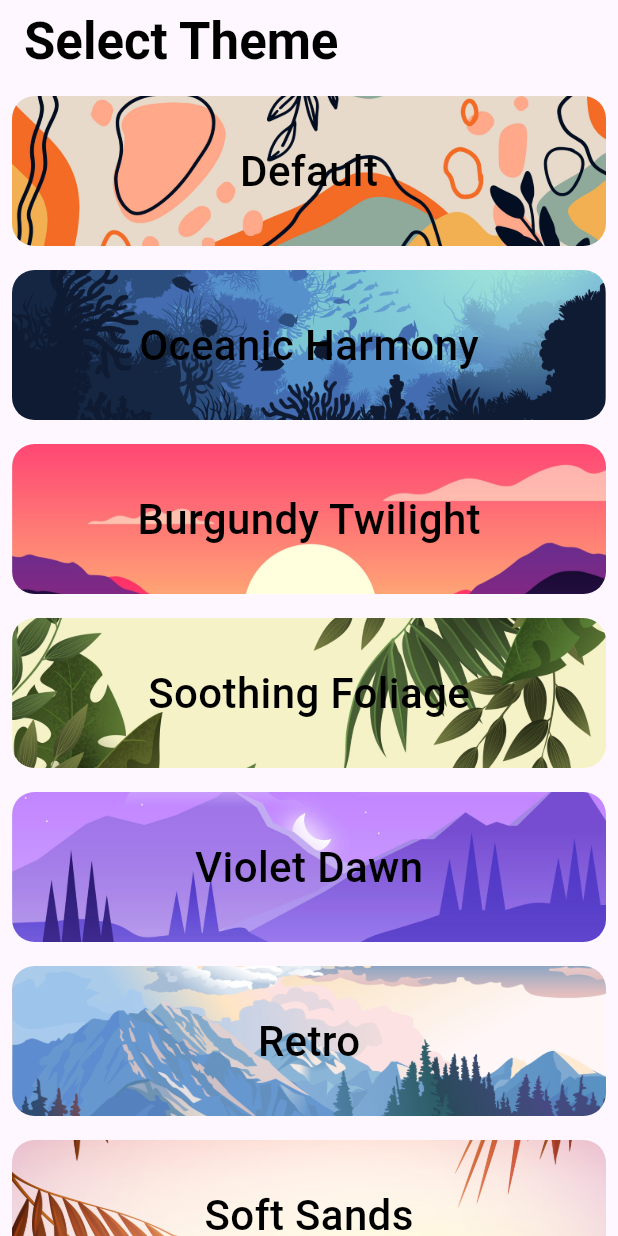
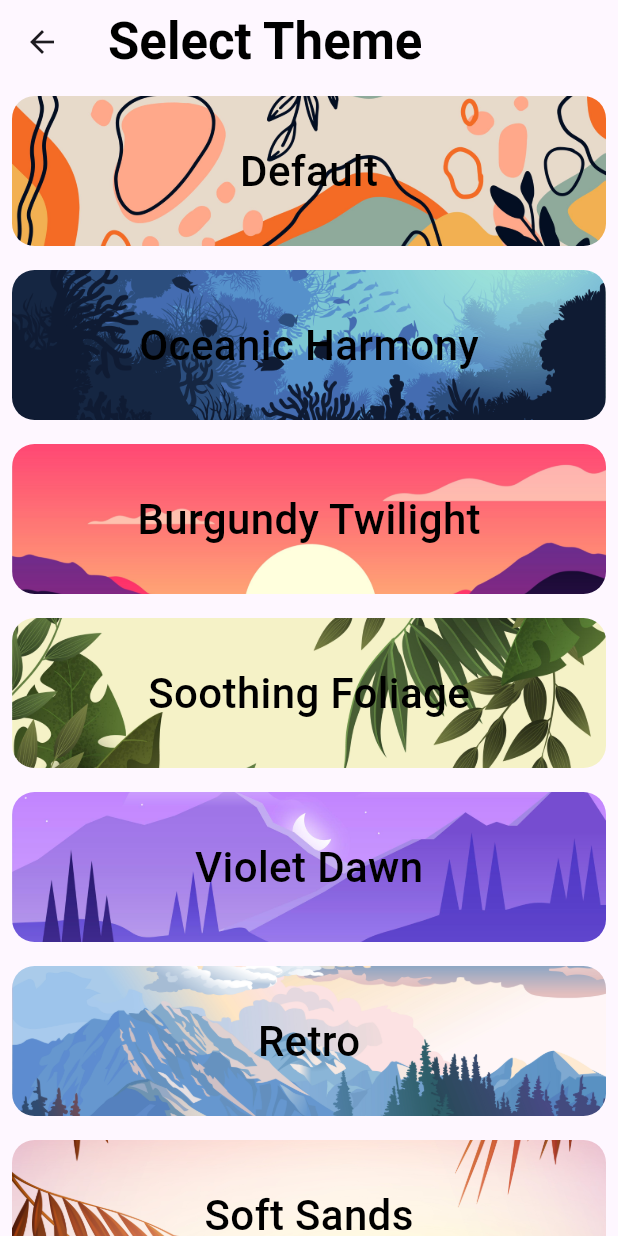
Before and after one commit to Pratiksha234/Colab_Care_Android, a Flutter app: the screen it shows once a user with an empty profile is signed in, after a tap on the "brush" icon, on a phone screen of 412 x 824 dp. Run offline on Flutter 3.47's test engine with Material 3 defaults, Android fonts, the phone set to English and light mode, and no system bars; our stand-ins replace audioplayers, awesome_notifications, firebase_auth, firebase_core, firebase_database, firebase_storage and 12 more; missing offline and left inert: encrypt, firebase_app_check; accounts and stored records are empty; network calls fail.

Commit message:
removed multidex, code cleanup

```diff
--- a/colab_care/lib/controllers/Home_Screen/goals/goals_screen.dart
+++ b/colab_care/lib/controllers/Home_Screen/goals/goals_screen.dart
@@ -12,10 +12,12 @@ import 'package:colab_care/models/goal_model.dart'; // Ensure you have a Goal mo
 import 'package:colab_care/exports.dart';
 
 class GoalsScreen extends StatefulWidget {
-  const GoalsScreen({Key? key}) : super(key: key);
+  const GoalsScreen({super.key});
 
   @override
-  _GoalsScreenState createState() => _GoalsScreenState();
+  State<GoalsScreen> createState() {
+    return _GoalsScreenState();
+  }
 }
 
 class _GoalsScreenState extends State<GoalsScreen> {
@@ -68,7 +70,7 @@ class _GoalsScreenState extends State<GoalsScreen> {
       backgroundColor: theme.backgroundGradientStart,
       appBar: AppBar(
         automaticallyImplyLeading: false,
-        toolbarHeight: 100,
+        toolbarHeight: 80,
         title: Padding(
           padding: const EdgeInsets.symmetric(horizontal: 20.0),
           child: Text(
--- a/colab_care/lib/controllers/Home_Screen/home/home_screen.dart
+++ b/colab_care/lib/controllers/Home_Screen/home/home_screen.dart
@@ -15,7 +15,9 @@ class HomeScreen extends StatefulWidget {
   const HomeScreen({super.key});
 
   @override
-  _HomeScreenState createState() => _HomeScreenState();
+  State<HomeScreen> createState() {
+    return _HomeScreenState();
+  }
 }
 
 class _HomeScreenState extends State<HomeScreen> {
@@ -23,7 +25,7 @@ class _HomeScreenState extends State<HomeScreen> {
   late String firstName = '';
   String userEmail = '';
   late ThemeProtocol currentTheme;
-  late String profile_url = '';
+  late String profileUrl = '';
 
   @override
   void initState() {
@@ -36,8 +38,7 @@ class _HomeScreenState extends State<HomeScreen> {
     final prefs = await SharedPreferences.getInstance();
     firstName = prefs.getString('first_name') ?? '';
     userEmail = prefs.getString('email') ?? '';
-    profile_url = prefs.getString('profileImageUrl') ?? '';
-    print(profile_url);
+    profileUrl = prefs.getString('profileImageUrl') ?? '';
   }
 
   @override
@@ -45,7 +46,10 @@ class _HomeScreenState extends State<HomeScreen> {
     DatabaseReference dbRef = FirebaseDatabase.instance.ref().child('quotes');
     DateTime now = DateTime.now();
     String formattedDay = DateFormat('dd').format(now);
+
     final theme = Provider.of<ThemeNotifier>(context).currentTheme;
+    final topPadding = MediaQuery.of(context).padding.top;
+
     dbRef.onValue.listen((event) {
       setState(() {
         String specificValue =
@@ -55,61 +59,31 @@ class _HomeScreenState extends State<HomeScreen> {
     });
 
     return Scaffold(
-      appBar: PreferredSize(
-        preferredSize:
-            const Size.fromHeight(100.0), // Set your desired height here
-        child: AppBar(
+      appBar: AppBar(
         automaticallyImplyLeading: false,
-          title: Row(
-            mainAxisAlignment: MainAxisAlignment.spaceBetween,
-            children: [
-              Padding(
-                padding: const EdgeInsets.only(
-                    top: 20.0,
-                    left: 20.0,
-                    bottom: 0.0), // Adjust padding as needed
-                child: Align(
-                  alignment: Alignment.bottomLeft,
-                  child: Text(
-                    'Home',
+        title: Text(
+          "Home",
           style: theme.navbarFont,
         ),
-                ),
-              ),
-              Padding(
-                padding: const EdgeInsets.only(
-                    top: 10.0,
-                    right: 10.0,
-                    left: 30.0,
-                    bottom: 0.0), // Adjust padding as needed
-                child: GestureDetector(
-                  onTap: () {
+        actions: [
+          IconButton(
+            onPressed: () {
               Navigator.push(
                 context,
                 MaterialPageRoute(
-                        builder: (context) => ProfileScreen(),
+                  builder: (context) => const ProfileScreen(),
                 ),
               );
             },
-                  child: CircleAvatar(
-                    radius: 23,
-                    backgroundColor: theme.tabBarBackgroundColor,
-                    backgroundImage: profile_url.isNotEmpty
-                        ? NetworkImage(profile_url)
-                        : null,
-                    child: profile_url.isEmpty
-                        ? const Icon(Icons.person,
-                            size: 70, color: Colors.white)
-                        : null,
+            iconSize: 40,
+            icon: Icon(
+              Icons.person,
+              color: theme.tabBarBackgroundColor,
             ),
-                ),
-              ),
+          )
         ],
-          ),
         backgroundColor: theme.backgroundGradientStart,
         centerTitle: false,
-          titleSpacing: 0,
-        ),
       ),
       body: Stack(
         children: [
@@ -126,33 +100,35 @@ class _HomeScreenState extends State<HomeScreen> {
             ),
           ),
           Positioned(
-            top: 0,
+            top: -topPadding,
             left: 0,
             right: 0,
             child: Container(
-              height: MediaQuery.of(context).size.height * 0.3,
-              child: Image.asset(
-                theme.backgroundImage,
+              height: MediaQuery.of(context).size.height * 0.35,
+              decoration: BoxDecoration(
+                image: DecorationImage(
+                  image: AssetImage(theme.backgroundImage),
                   fit: BoxFit.cover,
                 ),
               ),
             ),
+          ),
           Positioned(
-            top: MediaQuery.of(context).size.height * 0.3,
+            top: MediaQuery.of(context).size.height * 0.31,
             left: 0,
             right: 0,
             child: Column(
               crossAxisAlignment: CrossAxisAlignment.start,
               children: [
                 Padding(
-                  padding: const EdgeInsets.all(16.0),
+                  padding: const EdgeInsets.all(8.0),
                   child: Text(
                     '👋 Hello, $firstName!',
                     style: theme.headerFont,
                   ),
                 ),
                 Container(
-                  margin: const EdgeInsets.all(16),
+                  margin: const EdgeInsets.all(8),
                   padding: const EdgeInsets.all(16),
                   decoration: BoxDecoration(
                     color: theme.backgroundColor,
@@ -165,14 +141,9 @@ class _HomeScreenState extends State<HomeScreen> {
                 ),
                 // Centered Daily Check-In button
                 Center(
-                  child: Container(
-                    width: 250, // Set the width you desire
-                    child: ElevatedButton(
-                      style: ButtonStyle(
-                        backgroundColor: MaterialStateProperty.all<Color>(
-                            theme.buttonTintColor),
-                        // You can adjust other properties here, such as text color, padding, etc.
-                      ),
+                  child: ElevatedButton.icon(
+                    style: ElevatedButton.styleFrom(
+                        backgroundColor: theme.buttonTintColor),
                     onPressed: () {
                       Navigator.push(
                         context,
@@ -180,25 +151,16 @@ class _HomeScreenState extends State<HomeScreen> {
                             builder: (context) => const DailyCheckInForm()),
                       );
                     },
-                      child: const Row(
-                        mainAxisAlignment: MainAxisAlignment.center,
-                        children: [
-                          Icon(
+                    icon: const Icon(
                       Icons.upload_outlined,
                       color: Colors.white,
-                          ), // Add the upload icon here
-                          SizedBox(
-                              width:
-                                  8), // Add some spacing between the icon and text
-                          Text(
-                            'Daily Check-In',
+                    ),
+                    label: const Text(
+                      "Daily Check-In",
                       style: TextStyle(
                         fontFamily: "TrebuchetMS",
                         fontSize: 16,
                         color: Colors.white,
-                            ),
-                          ),
-                        ],
                       ),
                     ),
                   ),
@@ -209,12 +171,14 @@ class _HomeScreenState extends State<HomeScreen> {
         ],
       ),
       floatingActionButton: FloatingActionButton(
-        heroTag: 'Theme',
+        // heroTag: 'Theme',
         backgroundColor: theme.buttonTintColor,
         onPressed: () {
           Navigator.push(
             context,
-            MaterialPageRoute(builder: (context) => ThemeSelectionScreen()),
+            MaterialPageRoute(
+              builder: (context) => ThemeSelectionScreen(),
+            ),
           );
         },
         child: const Icon(
--- a/colab_care/lib/controllers/Home_Screen/home/tab_bar.dart
+++ b/colab_care/lib/controllers/Home_Screen/home/tab_bar.dart
@@ -1,5 +1,7 @@
+// Packages
 import 'package:flutter/material.dart';
 import 'package:provider/provider.dart';
+// Internal
 import 'package:colab_care/controllers/Themes/theme_manager.dart';
 import 'package:colab_care/controllers/Home_Screen/home/home_screen.dart';
 import 'package:colab_care/controllers/Home_Screen/mindfulness/Mindfullness.dart';
@@ -7,18 +9,19 @@ import 'package:colab_care/controllers/Home_Screen/goals/goals_screen.dart';
 import 'package:colab_care/controllers/Home_Screen/messaging/messaging.dart';
 import 'package:colab_care/controllers/Home_Screen/reminders/medication.dart';
 
-class HomePage extends StatefulWidget {
-  const HomePage({Key? key}) : super(key: key);
+class TabBarScreen extends StatefulWidget {
+  const TabBarScreen({super.key});
 
   @override
-  _HomePageState createState() => _HomePageState();
+  State<TabBarScreen> createState() => _TabBarScreenState();
 }
 
-class _HomePageState extends State<HomePage> {
+class _TabBarScreenState extends State<TabBarScreen> {
   int _currentIndex = 0;
 
   @override
   Widget build(BuildContext context) {
+    // The List of Tab screens
     final List<Widget> screens = [
       const HomeScreen(),
       const MessagingScreen(),
@@ -28,19 +31,7 @@ class _HomePageState extends State<HomePage> {
     ];
     final theme = Provider.of<ThemeNotifier>(context).currentTheme;
 
-    return WillPopScope(
-      // Prevents the app from logging out when pressing the back button
-      onWillPop: () async {
-        if (_currentIndex == 0) {
-          return true; // Allow the app to exit if on the home screen
-        } else {
-          setState(() {
-            _currentIndex = 0; // Navigate to the home screen
-          });
-          return false; // Prevent the app from exiting
-        }
-      },
-      child: Scaffold(
+    return Scaffold(
       body: IndexedStack(
         index: _currentIndex,
         children: screens,
@@ -48,19 +39,9 @@ class _HomePageState extends State<HomePage> {
       bottomNavigationBar: Container(
         decoration: BoxDecoration(
           color: theme.tabBarBackgroundColor,
-            borderRadius: const BorderRadius.only(
-              topLeft: Radius.circular(20),
-              topRight: Radius.circular(20),
-            ),
-            boxShadow: const [
-              BoxShadow(
-                color: Colors.black38,
-                blurRadius: 5,
-              ),
-            ],
         ),
         child: Padding(
-            padding: const EdgeInsets.only(bottom: 10), // Raises the bar up
+          padding: const EdgeInsets.only(bottom: 8), // Raises the bar up
           child: BottomNavigationBar(
             type: BottomNavigationBarType.fixed,
             backgroundColor: Colors.transparent, // Make it transparent
@@ -70,16 +51,27 @@ class _HomePageState extends State<HomePage> {
             unselectedItemColor: theme.tabBarUnselectedItemColor,
             selectedItemColor: theme.tabBarSelectedItemColor,
             items: const [
-                BottomNavigationBarItem(icon: Icon(Icons.home), label: 'Home'),
               BottomNavigationBarItem(
-                    icon: Icon(Icons.message), label: 'Messaging'),
+                icon: Icon(Icons.home),
+                label: 'Home',
+              ),
               BottomNavigationBarItem(
-                    icon: Icon(Icons.favorite), label: 'Mindfulness'),
-                BottomNavigationBarItem(icon: Icon(Icons.flag), label: 'Goals'),
+                icon: Icon(Icons.message),
+                label: 'Messaging',
+              ),
               BottomNavigationBarItem(
-                    icon: Icon(Icons.medication), label: 'Medication'),
+                icon: Icon(Icons.favorite),
+                label: 'Mindfulness',
+              ),
+              BottomNavigationBarItem(
+                icon: Icon(Icons.flag),
+                label: 'Goals',
+              ),
+              BottomNavigationBarItem(
+                icon: Icon(Icons.medication),
+                label: 'Medication',
+              ),
             ],
-            ),
           ),
         ),
       ),
--- a/colab_care/lib/controllers/Home_Screen/reminders/medication.dart
+++ b/colab_care/lib/controllers/Home_Screen/reminders/medication.dart
@@ -23,7 +23,7 @@ class _MedicationScreenState extends State<MedicationScreen> {
 
   void loadReminders() async {
     remindersProvider = Provider.of<RemindersProvider>(context, listen: false);
-    await remindersProvider.loadRemindersFromPrefs();
+    // await remindersProvider.loadRemindersFromPrefs();
   }
 
   @override
--- a/colab_care/lib/controllers/Home_Screen/reminders/reminder_provider.dart
+++ b/colab_care/lib/controllers/Home_Screen/reminders/reminder_provider.dart
@@ -65,15 +65,15 @@ class RemindersProvider extends ChangeNotifier {
     await prefs.setString('reminders', jsonEncode(remindersList));
   }
 
-  Future<void> loadRemindersFromPrefs() async {
-    final prefs = await SharedPreferences.getInstance();
-    final remindersList = prefs.getStringList('reminders');
-    if (remindersList != null) {
-      _reminders =
-          remindersList.map((json) => Reminder.fromJson(json)).toList();
-      notifyListeners();
-    }
-  }
+  // Future<void> loadRemindersFromPrefs() async {
+  //   final prefs = await SharedPreferences.getInstance();
+  //   final remindersList = prefs.getStringList('reminders');
+  //   if (remindersList != null) {
+  //     _reminders =
+  //         remindersList.map((json) => Reminder.fromJson(json)).toList();
+  //     notifyListeners();
+  //   }
+  // }
 
   void addReminder(Reminder reminder) {
     _reminders.add(reminder);
--- a/colab_care/lib/controllers/Login-Registration/signin_screen.dart
+++ b/colab_care/lib/controllers/Login-Registration/signin_screen.dart
@@ -9,11 +9,12 @@ import 'package:flutter/material.dart';
 import 'package:google_fonts/google_fonts.dart';
 
 class SignInScreen extends StatefulWidget {
-  const SignInScreen({Key? key}) : super(key: key);
+  const SignInScreen({super.key});
 
   @override
-  // ignore: library_private_types_in_public_api
-  _SignInScreenState createState() => _SignInScreenState();
+  State<SignInScreen> createState() {
+    return _SignInScreenState();
+  }
 }
 
 class _SignInScreenState extends State<SignInScreen> {
@@ -205,7 +206,7 @@ class _SignInScreenState extends State<SignInScreen> {
                       Navigator.push(
                         context,
                         MaterialPageRoute(
-                          builder: (context) => const HomePage(),
+                          builder: (context) => const TabBarScreen(),
                         ),
                       );
                       // Handle case where first name is null
--- a/colab_care/lib/controllers/Login-Registration/signup_screen.dart
+++ b/colab_care/lib/controllers/Login-Registration/signup_screen.dart
@@ -8,10 +8,10 @@ import '../../../views/reusable_widgets.dart';
 import 'package:colab_care/exports.dart';
 
 class SignUpScreen extends StatefulWidget {
-  const SignUpScreen({Key? key}) : super(key: key);
+  const SignUpScreen({super.key});
 
   @override
-  _SignUpScreenState createState() => _SignUpScreenState();
+  State<SignUpScreen> createState() => _SignUpScreenState();
 }
 
 class _SignUpScreenState extends State<SignUpScreen> {
@@ -67,7 +67,7 @@ class _SignUpScreenState extends State<SignUpScreen> {
       // ignore: use_build_context_synchronously
       Navigator.pushReplacement(
         context,
-        MaterialPageRoute(builder: (context) => const HomePage()),
+        MaterialPageRoute(builder: (context) => const TabBarScreen()),
       );
     } catch (error) {
       if (kDebugMode) {
--- a/colab_care/lib/controllers/Themes/theme_controller.dart
+++ b/colab_care/lib/controllers/Themes/theme_controller.dart
@@ -4,7 +4,8 @@ import 'package:colab_care/controllers/Themes/theme_manager.dart';
 import 'package:colab_care/controllers/Themes/themes.dart';
 
 class ThemeSelectionScreen extends StatelessWidget {
-  ThemeSelectionScreen({Key? key});
+  ThemeSelectionScreen({super.key});
+
   final List<Map<String, dynamic>> themesData = [
     {
       'name': 'Default',
@@ -48,7 +49,7 @@ class ThemeSelectionScreen extends StatelessWidget {
 
     return Scaffold(
       appBar: AppBar(
-        automaticallyImplyLeading: false,
+        // automaticallyImplyLeading: false,
         title: Text(
           'Select Theme',
           style: theme.navbarFont,
--- a/colab_care/lib/controllers/Themes/themes.dart
+++ b/colab_care/lib/controllers/Themes/themes.dart
@@ -36,14 +36,13 @@ class ThemeProtocol {
   });
 }
 
-class ThemeManager {
-  static ThemeData getDefaultTheme(ThemeProtocol themeData) {
-    return ThemeData(
-      primaryColor: themeData.backgroundGradientStart,
-      backgroundColor: themeData.backgroundColor,
-    );
-  }
-}
+// class ThemeManager {
+//   static ThemeData getDefaultTheme(ThemeProtocol themeData) {
+//     return ThemeData(
+//       primaryColor: themeData.backgroundGradientStart,
+//     );
+//   }
+// }
 
 class DefaultTheme extends ThemeProtocol {
   DefaultTheme()
@@ -110,7 +109,7 @@ class BurgundyTwilightTheme extends ThemeProtocol {
       : super(
           backgroundGradientStart: const Color.fromRGBO(231, 204, 204, 1),
           backgroundGradientStop: const Color.fromRGBO(207, 181, 166, 1),
-          borderColor: Color.fromARGB(255, 188, 160, 167),
+          borderColor: const Color.fromARGB(255, 188, 160, 167),
           buttonTintColor: const Color.fromARGB(255, 153, 97, 123),
           tabBarBackgroundColor: const Color.fromARGB(255, 100, 56, 66),
           tabBarSelectedItemColor: Colors.white,
@@ -160,7 +159,6 @@ class SoothingFoliageTheme extends ThemeProtocol {
           textFont: const TextStyle(
             fontFamily: "AvenirNext-Regular",
             fontSize: 16,
-            color: Colors.white,
           ),
           captionFont: const TextStyle(
             fontFamily: "AvenirNext-Regular",
@@ -186,7 +184,7 @@ class VioletDawnTheme extends ThemeProtocol {
           tabBarBackgroundColor: const Color.fromRGBO(100, 92, 186, 1),
           tabBarSelectedItemColor: Colors.white,
           tabBarUnselectedItemColor: const Color.fromRGBO(192, 171, 228, 1),
-          headerColor: Color.fromARGB(255, 29, 29, 32),
+          headerColor: const Color.fromARGB(255, 29, 29, 32),
           textColor: const Color.fromRGBO(100, 92, 186, 1),
           navbarFont: const TextStyle(
             fontFamily: "Verdana-Bold",
@@ -229,7 +227,6 @@ class RetroTheme extends ThemeProtocol {
           textFont: const TextStyle(
             fontSize: 16,
             fontWeight: FontWeight.w100,
-            color: Colors.white,
           ),
           captionFont: const TextStyle(
             fontSize: 14,
--- a/colab_care/lib/main.dart
+++ b/colab_care/lib/main.dart
@@ -18,13 +18,7 @@ Future<void> main() async {
     ],
   );
   await Firebase.initializeApp(options: DefaultFirebaseOptions.currentPlatform);
-  // await Firebase.initializeApp();
   await FirebaseAppCheck.instance.activate();
-
-  // await SystemChrome.setPreferredOrientations([
-  //   DeviceOrientation.portraitUp,
-  //   DeviceOrientation.portraitDown,
-  // ]);
 
   SystemChrome.setEnabledSystemUIMode(SystemUiMode.edgeToEdge);
 
@@ -43,16 +37,13 @@ Future<void> main() async {
 }
 
 class MyApp extends StatelessWidget {
-  const MyApp({Key? key}) : super(key: key);
+  const MyApp({super.key});
 
   @override
   Widget build(BuildContext context) {
     return MaterialApp(
       title: 'Colab Care',
-      theme: ThemeData(
-        primaryColor: Colors.blue,
-        backgroundColor: Colors.white,
-      ),
+      debugShowCheckedModeBanner: false,
       home: StreamBuilder<User?>(
         // Listen to the auth state changes
         stream: FirebaseAuth.instance.authStateChanges(),
@@ -65,7 +56,7 @@ class MyApp extends StatelessWidget {
                 top: false,
                 bottom: false,
                 child:
-                    HomePage(), // Assuming HomePage is your main logged-in UI
+                    TabBarScreen(), // Assuming HomePage is your main logged-in UI
               );
             } else {
               // If the user is null, they're not logged in, navigate to the SignInScreen
@@ -77,27 +68,10 @@ class MyApp extends StatelessWidget {
             }
           } else {
             // While checking the auth state, show the SplashScreen
-            return SplashScreen(); // Your splash screen widget
+            return const SplashScreen(); // Your splash screen widget
           }
         },
       ),
     );
   }
-
-  Future<bool> checkLoggedInStatus() async {
-    SharedPreferences prefs = await SharedPreferences.getInstance();
-    bool isLoggedIn = prefs.getBool('isLoggedIn') ?? false;
-    if (isLoggedIn) {
-      // Check Firebase Authentication status
-      User? user = FirebaseAuth.instance.currentUser;
-      if (user != null) {
-        return true;
-      } else {
-        // User not authenticated with Firebase, logout
-        await prefs.setBool('isLoggedIn', false);
-        return false;
-      }
-    }
-    return isLoggedIn;
-  }
 }
--- a/colab_care/lib/splash.dart
+++ b/colab_care/lib/splash.dart
@@ -2,6 +2,8 @@ import 'package:flutter/material.dart';
 import 'package:flutter_spinkit/flutter_spinkit.dart';
 
 class SplashScreen extends StatelessWidget {
+  const SplashScreen({super.key});
+
   @override
   Widget build(BuildContext context) {
     return Scaffold(
@@ -12,7 +14,7 @@ class SplashScreen extends StatelessWidget {
           children: [
             CircleAvatar(
               radius: 100,
-              backgroundColor: Color.fromARGB(255, 255, 255, 255),
+              backgroundColor: Colors.white,
               child: Image.asset(
                 'assets/icon/act.png',
                 width: 200,
```
Also changed, not shown: colab_care/lib/controllers/Home_Screen/goals/add_goal.dart (+9 -5 lines), colab_care/lib/controllers/Home_Screen/home/daily_checkin.dart (+9 -6 lines), colab_care/lib/controllers/Home_Screen/home/profile_screen.dart (+8 -9 lines), colab_care/lib/controllers/Home_Screen/reminders/add_reminder.dart (+19 -13 lines), colab_care/lib/notification.dart (deleted, +0 -57 lines), colab_care/lib/permission.dart (deleted, +0 -19 lines), 46 other files. Lines whose indentation alone changed are shown as unchanged.
